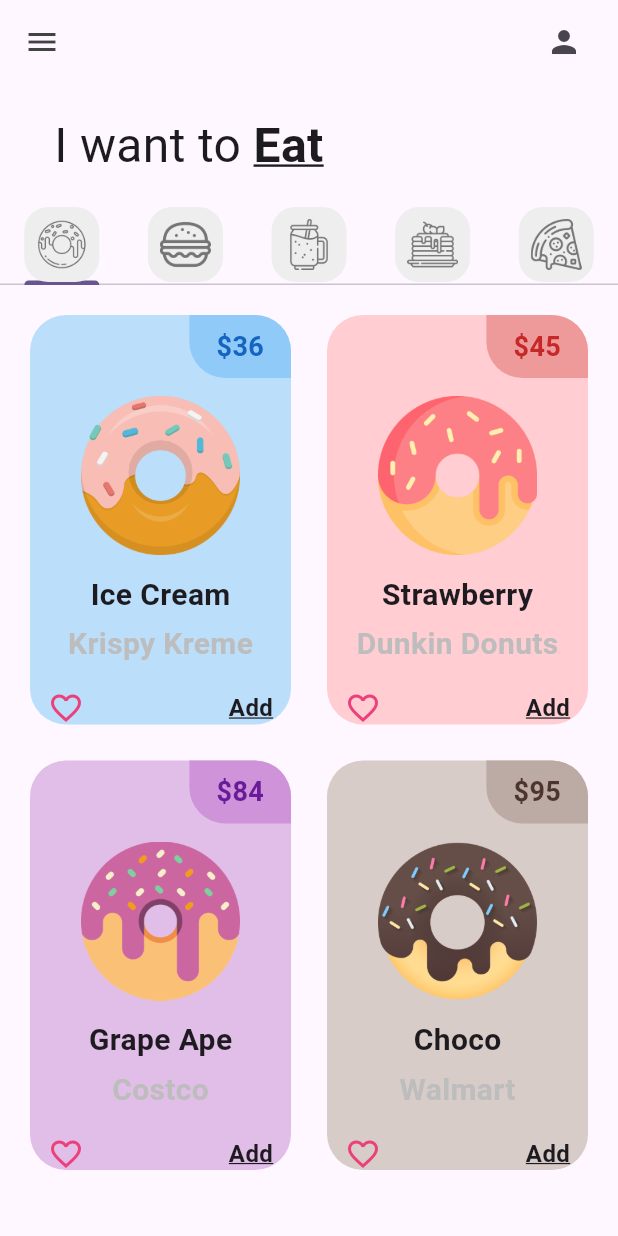
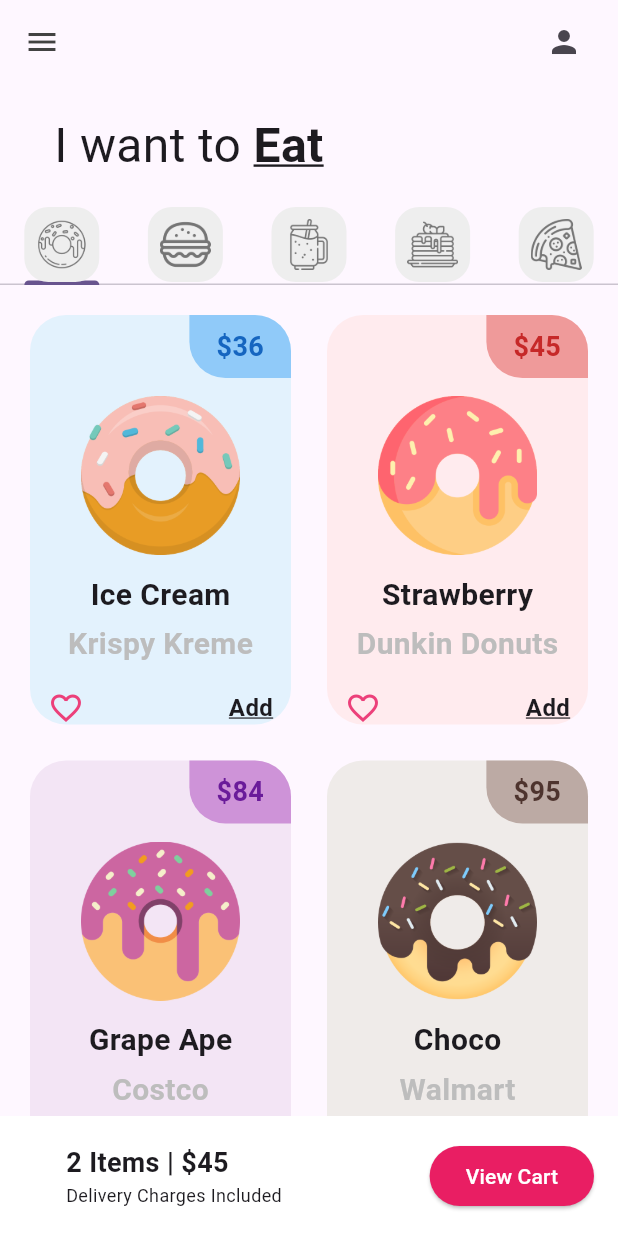
Before and after one commit to EdierMay/dunu_app_2b_may, a Flutter app: the screen it shows after launch, on a phone screen of 412 x 824 dp. Run offline on Flutter 3.47's test engine with Material 3 defaults, Android fonts, the phone set to English and light mode, and no system bars.

Commit message:
UI finished

```diff
--- a/lib/pages/home_page.dart
+++ b/lib/pages/home_page.dart
@@ -62,8 +62,7 @@
           children: [
             //texto principal
             Padding(
-                padding:
-                    const EdgeInsets.symmetric(horizontal: 36, vertical: 18),
+              padding: const EdgeInsets.symmetric(horizontal: 36, vertical: 18),
               child: Row(
                 children: [
                   Text("I want to ", style: TextStyle(fontSize: 32)),
@@ -82,18 +81,61 @@
             TabBar(tabs: myTabs),
             //tabbarview (Contenido de pestañas)
             Expanded(
-                child: TabBarView(children: [
+              child: TabBarView(
+                children: [
                   DonutTab(),
                   BurgerTab(),
                   SmoothieTab(),
                   PancakesTab(),
                   PizzaTab()
-                ]),
+                ],
               ),
-
+            ),
             //carrito
+            Container(
+              color: Colors.white,
+              padding: const EdgeInsets.all(16),
+              child: Row(
+                //Poner los elementos de los elementos en la fila
+                mainAxisAlignment: MainAxisAlignment.spaceBetween,
+                children: [
+                  Padding(
+                    padding: EdgeInsets.only(left: 28),
+                    child: Column(
+                      //alinearlo a la izquierda
+                      crossAxisAlignment: CrossAxisAlignment.start,
+                      children: [
+                        Text(
+                          '2 Items | \$45',
+                          style: TextStyle(
+                              fontSize: 18,
+                              //letras en Negritas
+                              fontWeight: FontWeight.bold),
+                        ),
+                        Text(
+                          "Delivery Charges Included",
+                          style: TextStyle(fontSize: 12),
+                        ),
                       ],
-          )),
+                    ),
+                  ),
+                  ElevatedButton(
+                    onPressed: () {},
+                    style:
+                        ElevatedButton.styleFrom(backgroundColor: Colors.pink),
+                    padding: const EdgeInsets.symmetric(
+                        horizontal: 24, vertical: 12),
+                    child: const Text(
+                      'View Cart',
+                      style: TextStyle(color: Colors.white),
+                    ),
+                  ),
+                ],
+              ),
+            ),
+          ],
+        ),
+      ),
     );
   }
 }
--- a/lib/utils/donut_Tile.dart
+++ b/lib/utils/donut_Tile.dart
@@ -22,7 +22,7 @@
       padding: const EdgeInsets.all(12.0),
       child: Container(
         decoration: BoxDecoration(
-            color: donutColor[100], borderRadius: BorderRadius.circular(24)),
+            color: donutColor[50], borderRadius: BorderRadius.circular(24)),
         child: Column(
           children: [
             // PriceTag precio de la dona
```
Lines whose indentation alone changed are shown as unchanged.
